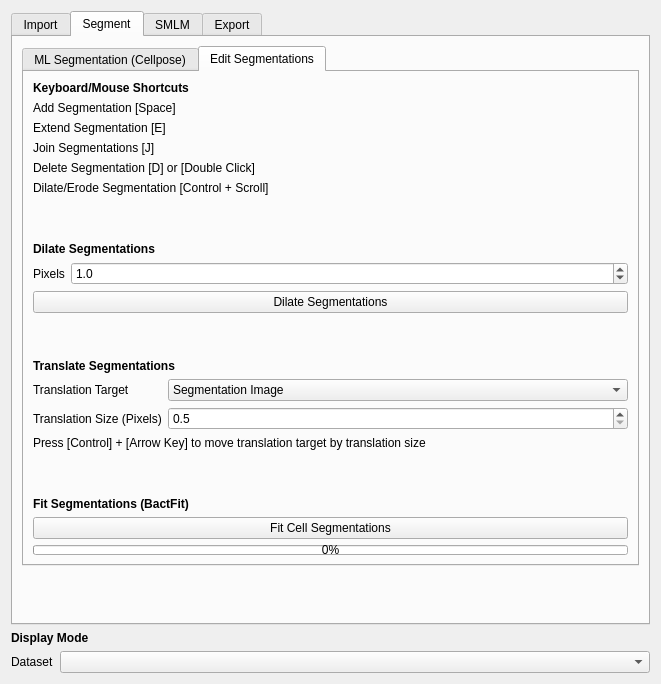
Qt form src/moltrack/GUI/widget_ui.ui (piedrro/napari-moltrack) before a commit.
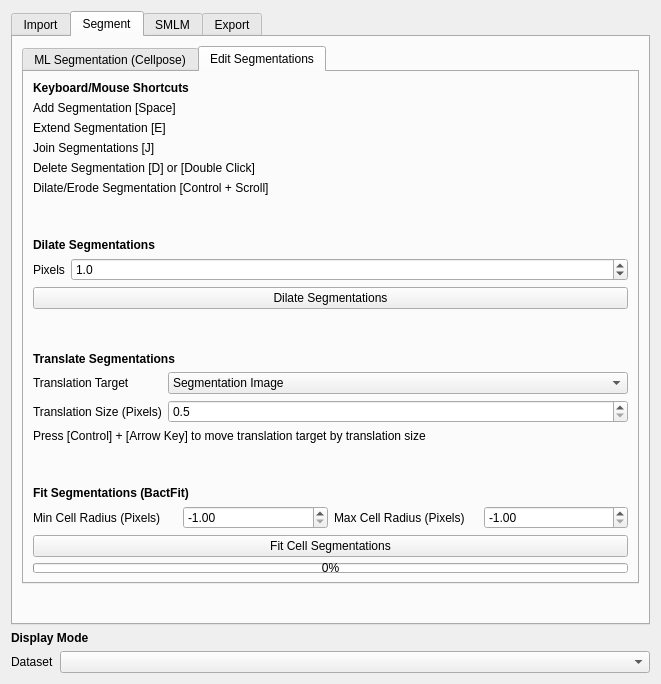
The same form after that commit. The open tabs and pages were chosen to show the change.

Commit message: added manual cell model editing

```diff
--- a/src/moltrack/GUI/widget_ui.ui
+++ b/src/moltrack/GUI/widget_ui.ui
@@ -1022,6 +1022,44 @@
              </property>
             </widget>
            </item>
+           <item>
+            <layout class="QGridLayout" name="gridLayout">
+             <item row="0" column="1">
+              <widget class="QDoubleSpinBox" name="fit_min_radius">
+               <property name="minimum">
+                <double>-1.000000000000000</double>
+               </property>
+               <property name="value">
+                <double>-1.000000000000000</double>
+               </property>
+              </widget>
+             </item>
+             <item row="0" column="0">
+              <widget class="QLabel" name="label_20">
+               <property name="text">
+                <string>Min Cell Radius (Pixels)</string>
+               </property>
+              </widget>
+             </item>
+             <item row="0" column="2">
+              <widget class="QLabel" name="label_21">
+               <property name="text">
+                <string>Max Cell Radius (Pixels)</string>
+               </property>
+              </widget>
+             </item>
+             <item row="0" column="3">
+              <widget class="QDoubleSpinBox" name="fit_max_radius">
+               <property name="minimum">
+                <double>-1.000000000000000</double>
+               </property>
+               <property name="value">
+                <double>-1.000000000000000</double>
+               </property>
+              </widget>
+             </item>
+            </layout>
+           </item>
            <item>
             <widget class="QPushButton" name="fit_segmentations">
              <property name="text">
```
The commit also changes 4 other files.
